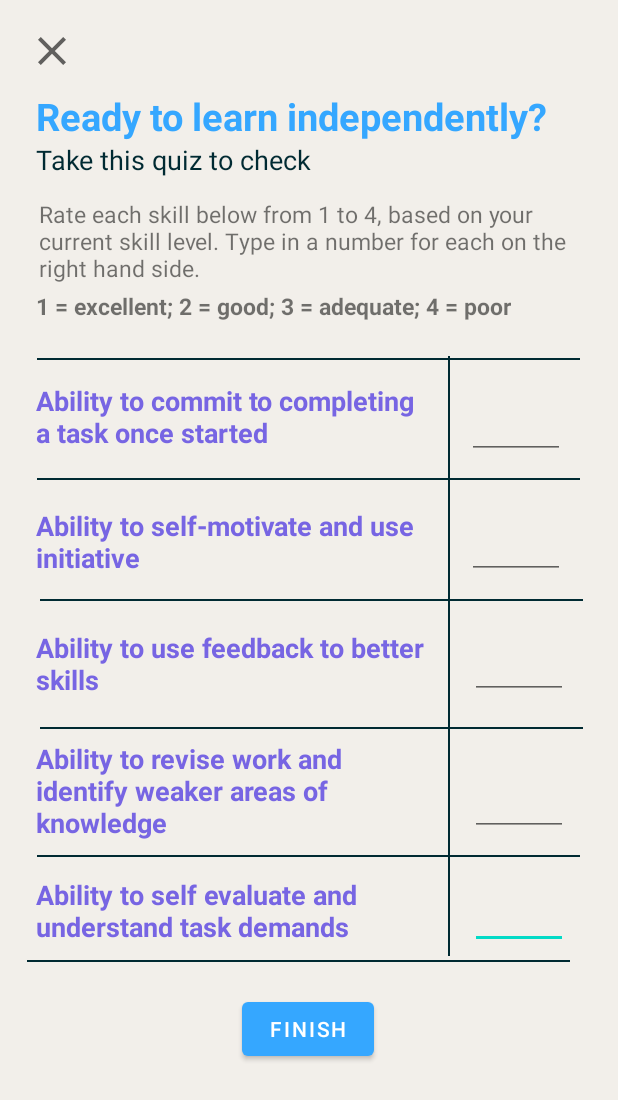
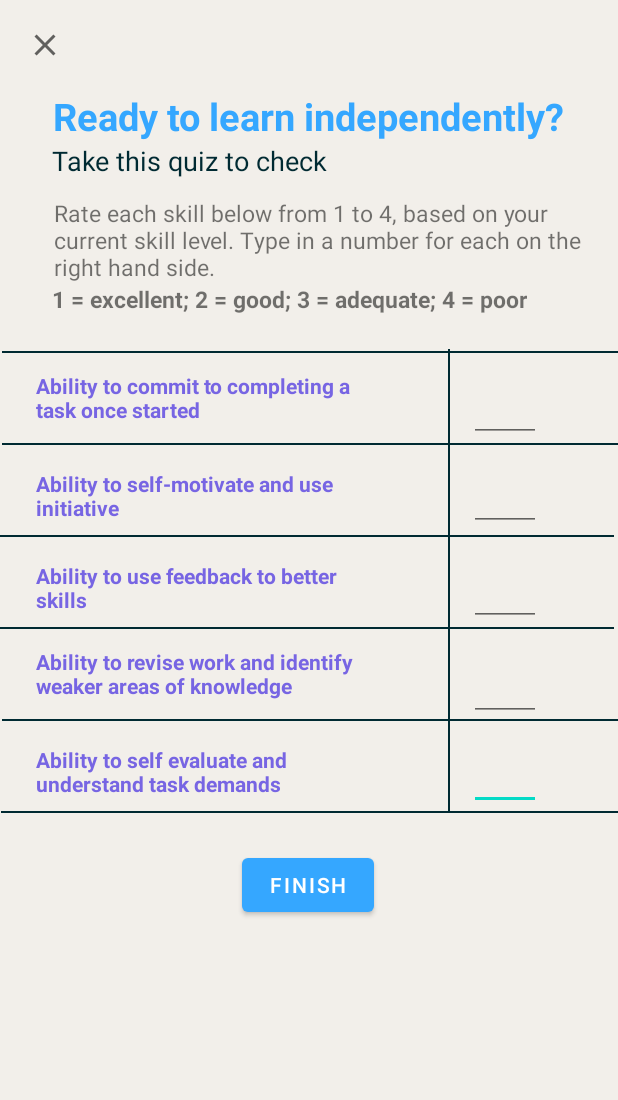
Before and after one commit to junetc20/Signify, an Android app: the Assess screen opened directly, with no data from a screen before it, on a phone screen of 412 x 824 dp. Shown: the top 1100 px of the screen. Run offline under Robolectric (Android 15) with nearby library versions, the phone set to English and light mode, and no system bars.

Commit message:
updates to layout

```diff
--- a/app/src/main/res/layout/activity_assess.xml
+++ b/app/src/main/res/layout/activity_assess.xml
@@ -9,62 +9,62 @@
 
     <EditText
         android:id="@+id/inputFive"
-        android:layout_width="65dp"
-        android:layout_height="48dp"
-        android:layout_marginStart="28dp"
-        android:layout_marginLeft="28dp"
-        android:layout_marginTop="27dp"
+        android:layout_width="48dp"
+        android:layout_height="47dp"
+        android:layout_marginTop="12dp"
+        android:digits="1234"
         android:ems="10"
-        android:digits="1234"
-        app:layout_constraintStart_toEndOf="@+id/textView15"
+        app:layout_constraintEnd_toEndOf="parent"
+        app:layout_constraintHorizontal_bias="0.859"
+        app:layout_constraintStart_toStartOf="parent"
         app:layout_constraintTop_toBottomOf="@+id/inputFour" />
 
     <EditText
         android:id="@+id/inputFour"
-        android:layout_width="65dp"
-        android:layout_height="48dp"
-        android:layout_marginStart="28dp"
-        android:layout_marginLeft="28dp"
-        android:layout_marginTop="43dp"
+        android:layout_width="48dp"
+        android:layout_height="47dp"
+        android:layout_marginTop="16dp"
+        android:digits="1234"
         android:ems="10"
-        android:digits="1234"
-        app:layout_constraintStart_toEndOf="@+id/textView14"
+        app:layout_constraintEnd_toEndOf="parent"
+        app:layout_constraintHorizontal_bias="0.859"
+        app:layout_constraintStart_toStartOf="parent"
         app:layout_constraintTop_toBottomOf="@+id/inputThree" />
 
     <EditText
         android:id="@+id/inputThree"
-        android:layout_width="65dp"
-        android:layout_height="48dp"
-        android:layout_marginStart="28dp"
-        android:layout_marginLeft="28dp"
-        android:layout_marginTop="32dp"
+        android:layout_width="48dp"
+        android:layout_height="47dp"
+        android:layout_marginTop="16dp"
+        android:digits="1234"
         android:ems="10"
-        android:digits="1234"
-        app:layout_constraintStart_toEndOf="@+id/textView13"
+        app:layout_constraintEnd_toEndOf="parent"
+        app:layout_constraintHorizontal_bias="0.859"
+        app:layout_constraintStart_toStartOf="parent"
         app:layout_constraintTop_toBottomOf="@+id/inputTwo" />
 
     <View
         android:id="@+id/view4"
-        android:layout_width="362dp"
+        android:layout_width="wrap_content"
         android:layout_height="1dp"
         android:layout_marginStart="16dp"
         android:layout_marginLeft="16dp"
-        android:layout_marginTop="61dp"
+        android:layout_marginTop="60dp"
         android:layout_marginEnd="16dp"
         android:layout_marginRight="16dp"
         android:background="@color/background_blue"
         app:layout_constraintEnd_toEndOf="parent"
-        app:layout_constraintHorizontal_bias="0.117"
+        app:layout_constraintHorizontal_bias="0.487"
         app:layout_constraintStart_toStartOf="parent"
-        app:layout_constraintTop_toBottomOf="@+id/textView14" />
+        app:layout_constraintTop_toBottomOf="@+id/view11" />
 
     <View
         android:id="@+id/view11"
-        android:layout_width="362dp"
+        android:layout_width="wrap_content"
         android:layout_height="1dp"
         android:layout_marginStart="16dp"
         android:layout_marginLeft="16dp"
-        android:layout_marginTop="84dp"
+        android:layout_marginTop="60dp"
         android:layout_marginEnd="16dp"
         android:layout_marginRight="16dp"
         android:background="@color/background_blue"
@@ -75,11 +75,11 @@
 
     <View
         android:id="@+id/view9"
-        android:layout_width="362dp"
+        android:layout_width="wrap_content"
         android:layout_height="1dp"
         android:layout_marginStart="16dp"
         android:layout_marginLeft="16dp"
-        android:layout_marginTop="84dp"
+        android:layout_marginTop="60dp"
         android:layout_marginEnd="16dp"
         android:layout_marginRight="16dp"
         android:background="@color/background_blue"
@@ -90,23 +90,23 @@
 
     <View
         android:id="@+id/view10"
-        android:layout_width="362dp"
+        android:layout_width="wrap_content"
         android:layout_height="1dp"
         android:layout_marginStart="16dp"
         android:layout_marginLeft="16dp"
-        android:layout_marginTop="61dp"
+        android:layout_marginTop="60dp"
         android:layout_marginEnd="16dp"
         android:layout_marginRight="16dp"
         android:background="@color/background_blue"
         app:layout_constraintEnd_toEndOf="parent"
         app:layout_constraintHorizontal_bias="0.588"
         app:layout_constraintStart_toStartOf="parent"
-        app:layout_constraintTop_toTopOf="@+id/textView12" />
+        app:layout_constraintTop_toBottomOf="@+id/textView11" />
 
     <ImageView
         android:id="@+id/exitButton"
-        android:layout_width="33dp"
-        android:layout_height="32dp"
+        android:layout_width="wrap_content"
+        android:layout_height="wrap_content"
         android:layout_marginStart="18dp"
         android:layout_marginLeft="18dp"
         android:layout_marginTop="18dp"
@@ -117,14 +117,17 @@
 
     <TextView
         android:id="@+id/textView5"
-        android:layout_width="364dp"
-        android:layout_height="34dp"
+        android:layout_width="wrap_content"
+        android:layout_height="wrap_content"
+        android:layout_marginStart="24dp"
+        android:layout_marginLeft="24dp"
         android:layout_marginTop="60dp"
         android:text="@string/asess_ready"
         android:textColor="@color/BSL_blue"
         android:textSize="25sp"
         android:textStyle="bold"
         app:layout_constraintEnd_toEndOf="parent"
+        app:layout_constraintHorizontal_bias="0.239"
         app:layout_constraintStart_toStartOf="parent"
         app:layout_constraintTop_toTopOf="parent" />
 
@@ -138,18 +141,23 @@
         android:textColor="@color/background_blue"
         android:textSize="18sp"
         app:layout_constraintEnd_toEndOf="parent"
-        app:layout_constraintHorizontal_bias="0.0"
+        app:layout_constraintHorizontal_bias="0.053"
         app:layout_constraintStart_toStartOf="parent"
         app:layout_constraintTop_toBottomOf="@+id/textView5" />
 
     <TextView
         android:id="@+id/textView9"
-        android:layout_width="360dp"
-        android:layout_height="61dp"
-        android:layout_marginTop="13dp"
+        android:layout_width="match_parent"
+        android:layout_height="wrap_content"
+        android:layout_marginStart="36dp"
+        android:layout_marginLeft="36dp"
+        android:layout_marginTop="12dp"
+        android:layout_marginEnd="24dp"
+        android:layout_marginRight="24dp"
         android:text="@string/rate"
         android:textSize="15sp"
         app:layout_constraintEnd_toEndOf="parent"
+        app:layout_constraintHorizontal_bias="1.0"
         app:layout_constraintStart_toStartOf="parent"
         app:layout_constraintTop_toBottomOf="@+id/textView7" />
 
@@ -157,100 +165,106 @@
         android:id="@+id/textView10"
         android:layout_width="wrap_content"
         android:layout_height="wrap_content"
+        android:layout_marginStart="24dp"
+        android:layout_marginLeft="24dp"
         android:text="@string/rating"
         android:textSize="15sp"
         android:textStyle="bold"
         app:layout_constraintEnd_toEndOf="parent"
-        app:layout_constraintHorizontal_bias="0.25"
+        app:layout_constraintHorizontal_bias="0.15"
         app:layout_constraintStart_toStartOf="parent"
         app:layout_constraintTop_toBottomOf="@+id/textView9" />
 
     <TextView
         android:id="@+id/textView12"
-        android:layout_width="259dp"
-        android:layout_height="81dp"
-        android:layout_marginStart="24dp"
-        android:layout_marginLeft="24dp"
-        android:layout_marginTop="3dp"
+        android:layout_width="220dp"
+        android:layout_height="45dp"
+        android:layout_marginTop="16dp"
         android:text="@string/assess2"
         android:textColor="@color/purple"
-        android:textSize="18sp"
+        android:textSize="14sp"
         android:textStyle="bold"
+        app:layout_constraintEnd_toEndOf="parent"
+        app:layout_constraintHorizontal_bias="0.125"
         app:layout_constraintStart_toStartOf="parent"
         app:layout_constraintTop_toBottomOf="@+id/textView11" />
 
     <TextView
         android:id="@+id/textView11"
-        android:layout_width="259dp"
-        android:layout_height="80dp"
-        android:layout_marginStart="24dp"
-        android:layout_marginLeft="24dp"
-        android:layout_marginTop="40dp"
+        android:layout_width="220dp"
+        android:layout_height="49dp"
+        android:layout_marginTop="12dp"
         android:text="@string/assess1"
         android:textColor="@color/purple"
-        android:textSize="18sp"
+        android:textSize="14sp"
         android:textStyle="bold"
+        app:layout_constraintEnd_toEndOf="parent"
+        app:layout_constraintHorizontal_bias="0.125"
         app:layout_constraintStart_toStartOf="parent"
-        app:layout_constraintTop_toBottomOf="@+id/textView10" />
+        app:layout_constraintTop_toBottomOf="@+id/view2" />
 
     <TextView
         android:id="@+id/textView14"
-        android:layout_width="261dp"
-        android:layout_height="85dp"
-        android:layout_marginStart="24dp"
-        android:layout_marginLeft="24dp"
+        android:layout_width="220dp"
+        android:layout_height="45dp"
+        android:layout_marginTop="12dp"
         android:text="@string/assess4"
         android:textColor="@color/purple"
-        android:textSize="18sp"
+        android:textSize="14sp"
         android:textStyle="bold"
+        app:layout_constraintEnd_toEndOf="parent"
+        app:layout_constraintHorizontal_bias="0.125"
         app:layout_constraintStart_toStartOf="parent"
         app:layout_constraintTop_toBottomOf="@+id/textView13" />
 
     <TextView
         android:id="@+id/textView15"
-        android:layout_width="261dp"
-        android:layout_height="70dp"
-        android:layout_marginStart="24dp"
-        android:layout_marginLeft="24dp"
-        android:layout_marginTop="5dp"
+        android:layout_width="220dp"
+        android:layout_height="45dp"
+        android:layout_marginTop="20dp"
         android:text="@string/assess5"
         android:textColor="@color/purple"
-        android:textSize="18sp"
+        android:textSize="14sp"
         android:textStyle="bold"
+        app:layout_constraintEnd_toEndOf="parent"
+        app:layout_constraintHorizontal_bias="0.125"
         app:layout_constraintStart_toStartOf="parent"
         app:layout_constraintTop_toBottomOf="@+id/textView14" />
 
     <TextView
         android:id="@+id/textView13"
-        android:layout_width="261dp"
-        android:layout_height="74dp"
-        android:layout_marginStart="24dp"
-        android:layout_marginLeft="24dp"
+        android:layout_width="220dp"
+        android:layout_height="45dp"
+        android:layout_marginStart="4dp"
+        android:layout_marginLeft="4dp"
+        android:layout_marginTop="16dp"
         android:text="@string/assess3"
         android:textColor="@color/purple"
-        android:textSize="18sp"
+        android:textSize="14sp"
         android:textStyle="bold"
+        app:layout_constraintEnd_toEndOf="parent"
+        app:layout_constraintHorizontal_bias="0.106"
         app:layout_constraintStart_toStartOf="parent"
         app:layout_constraintTop_toBottomOf="@+id/textView12" />
 
     <View
         android:id="@+id/view1"
-        android:layout_width="362dp"
+        android:layout_width="wrap_content"
         android:layout_height="1dp"
         android:layout_marginStart="16dp"
         android:layout_marginLeft="16dp"
-        android:layout_marginTop="64dp"
+        android:layout_marginTop="60dp"
         android:layout_marginEnd="16dp"
         android:layout_marginRight="16dp"
         android:background="@color/background_blue"
         app:layout_constraintEnd_toEndOf="parent"
-        app:layout_constraintHorizontal_bias="0.47"
+        app:layout_constraintHorizontal_bias="0.474"
         app:layout_constraintStart_toStartOf="parent"
-        app:layout_constraintTop_toTopOf="@+id/textView11" />
+        app:layout_constraintTop_toBottomOf="@+id/view2" />
 
     <View
         android:id="@+id/view2"
-        android:layout_width="362dp"
+        android:layout_width="wrap_content"
         android:layout_height="1dp"
         android:layout_marginStart="16dp"
         android:layout_marginLeft="16dp"
@@ -266,7 +280,7 @@
     <View
         android:id="@+id/view5"
         android:layout_width="1dp"
-        android:layout_height="400dp"
+        android:layout_height="309dp"
         android:layout_marginStart="16dp"
         android:layout_marginLeft="16dp"
         android:layout_marginTop="44dp"
@@ -280,33 +294,33 @@
 
     <EditText
         android:id="@+id/inputOne"
-        android:layout_width="65dp"
-        android:layout_height="48dp"
-        android:layout_marginStart="28dp"
-        android:layout_marginLeft="28dp"
-        android:layout_marginTop="43dp"
+        android:layout_width="48dp"
+        android:layout_height="47dp"
+        android:layout_marginTop="12dp"
+        android:digits="1234"
         android:ems="10"
-        android:digits="1234"
-        app:layout_constraintStart_toEndOf="@+id/textView11"
-        app:layout_constraintTop_toBottomOf="@+id/textView10" />
+        app:layout_constraintEnd_toEndOf="parent"
+        app:layout_constraintHorizontal_bias="0.859"
+        app:layout_constraintStart_toStartOf="parent"
+        app:layout_constraintTop_toBottomOf="@+id/view2" />
 
     <EditText
         android:id="@+id/inputTwo"
-        android:layout_width="65dp"
-        android:layout_height="48dp"
-        android:layout_marginStart="28dp"
-        android:layout_marginLeft="28dp"
-        android:layout_marginTop="32dp"
+        android:layout_width="48dp"
+        android:layout_height="47dp"
+        android:layout_marginTop="12dp"
+        android:digits="1234"
         android:ems="10"
-        android:digits="1234"
-        app:layout_constraintStart_toEndOf="@+id/textView12"
+        app:layout_constraintEnd_toEndOf="parent"
+        app:layout_constraintHorizontal_bias="0.859"
+        app:layout_constraintStart_toStartOf="parent"
         app:layout_constraintTop_toBottomOf="@+id/inputOne" />
 
     <Button
         android:id="@+id/finish"
         android:layout_width="wrap_content"
         android:layout_height="wrap_content"
-        android:layout_marginTop="8dp"
+        android:layout_marginTop="24dp"
         android:text="@string/finish"
         android:textColor="@color/white"
         app:backgroundTint="@color/BSL_blue"
@@ -341,14 +355,14 @@
         android:id="@+id/resultButton"
         android:layout_width="wrap_content"
         android:layout_height="40dp"
-        android:layout_marginTop="448dp"
+        android:layout_marginTop="220dp"
         android:text="OKAY"
         android:visibility="invisible"
         app:backgroundTint="@color/BSL_blue"
         app:layout_constraintEnd_toEndOf="parent"
         app:layout_constraintHorizontal_bias="0.498"
         app:layout_constraintStart_toStartOf="parent"
-        app:layout_constraintTop_toTopOf="parent" />
+        app:layout_constraintTop_toTopOf="@+id/resultNeg" />
 
 
 </androidx.constraintlayout.widget.ConstraintLayout>
```
Also changed, not shown: app/src/main/java/com/example/signify/Login.java (+3 -10 lines), app/src/main/java/com/example/signify/Menu.java (+15 -0 lines), app/src/main/res/layout/activity_account.xml (+33 -38 lines), app/src/main/res/layout/activity_home.xml (+17 -15 lines), app/src/main/res/layout/activity_login.xml (+5 -9 lines), app/src/main/res/layout/activity_menu.xml (+4 -4 lines), app/src/main/res/layout/activity_signup.xml (+16 -16 lines).
